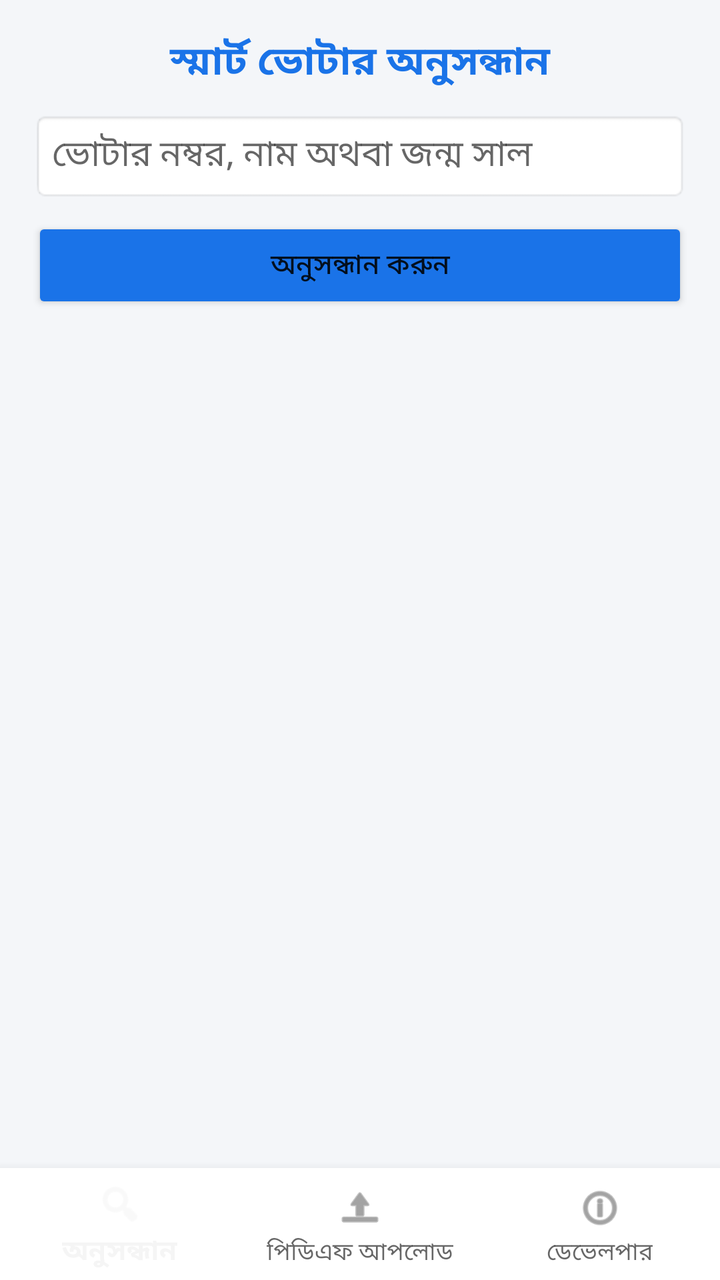
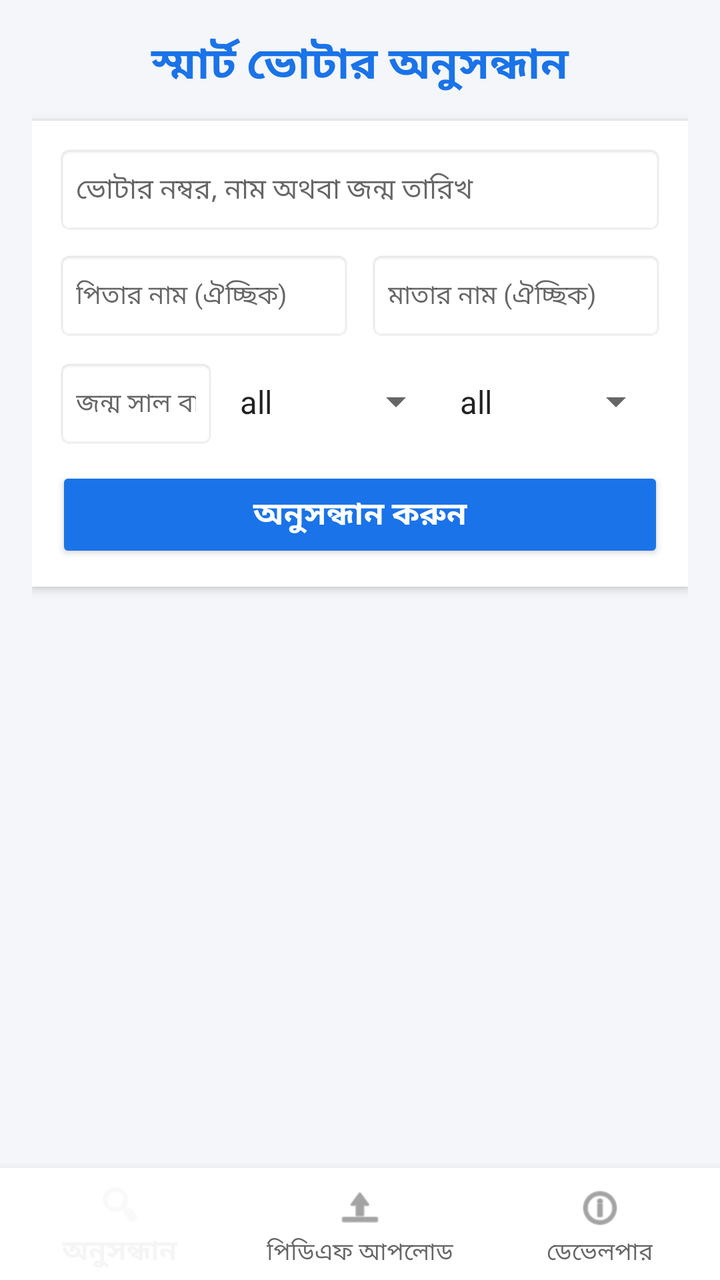

Compare the two renders of this Android layout. The source of the first and the diff that turns it into the second are given below.
<!-- AndroidManifest.xml: activity theme Theme.AppCompat.Light.NoActionBar -->
<!-- res/layout/activity_main.xml -->
<?xml version="1.0" encoding="utf-8"?>
<RelativeLayout xmlns:android="http://schemas.android.com/apk/res/android"
    xmlns:app="http://schemas.android.com/apk/res-auto"
    android:layout_width="match_parent"
    android:layout_height="match_parent"
    android:background="#F4F6F9">

    <FrameLayout
        android:id="@+id/pageContainer"
        android:layout_width="match_parent"
        android:layout_height="match_parent"
        android:layout_above="@+id/bottomNavigationView">

        <LinearLayout
            android:id="@+id/layoutSearch"
            android:layout_width="match_parent"
            android:layout_height="match_parent"
            android:orientation="vertical"
            android:padding="16dp">

            <TextView
                android:layout_width="match_parent"
                android:layout_height="wrap_content"
                android:gravity="center"
                android:text="স্মার্ট ভোটার অনুসন্ধান"
                android:textColor="#1A73E8"
                android:textSize="20sp"
                android:textStyle="bold" />

            <EditText
                android:id="@+id/etSearchQuery"
                android:layout_width="match_parent"
                android:layout_height="45dp"
                android:layout_marginTop="10dp"
                android:background="@android:drawable/editbox_background"
                android:hint="ভোটার নম্বর, নাম অথবা জন্ম সাল"
                android:padding="10dp" />

            <Button
                android:id="@+id/btnSearch"
                android:layout_width="match_parent"
                android:layout_height="48dp"
                android:layout_marginTop="8dp"
                android:backgroundTint="#1A73E8"
                android:text="অনুসন্ধান করুন" />

            <TextView
                android:id="@+id/tvTotalResults"
                android:layout_width="wrap_content"
                android:layout_height="wrap_content"
                android:layout_marginTop="8dp"
                android:textColor="#00897B"
                android:textStyle="bold" />

            <androidx.recyclerview.widget.RecyclerView
                android:id="@+id/recyclerView"
                android:layout_width="match_parent"
                android:layout_height="match_parent"
                android:layout_marginTop="8dp" />
        </LinearLayout>

        <LinearLayout
            android:id="@+id/layoutUpload"
            android:layout_width="match_parent"
            android:layout_height="match_parent"
            android:gravity="center"
            android:orientation="vertical"
            android:padding="24dp"
            android:visibility="gone">

            <TextView
                android:layout_width="wrap_content"
                android:layout_height="wrap_content"
                android:text="নতুন পিডিএফ আপলোড করুন"
                android:textColor="#333"
                android:textSize="18sp"
                android:textStyle="bold" />

            <TextView
                android:layout_width="wrap_content"
                android:layout_height="wrap_content"
                android:layout_marginTop="8dp"
                android:gravity="center"
                android:text="পিডিএফ আপলোড করলে আগের ডাটাবেস মুছে নতুন ফাইলটি ডাটাবেসে যুক্ত হবে।"
                android:textColor="#666" />

            <Button
                android:id="@+id/btnSelectPdf"
                android:layout_width="wrap_content"
                android:layout_height="wrap_content"
                android:layout_marginTop="20dp"
                android:backgroundTint="#28A745"
                android:text="পিডিএফ ফাইল সিলেক্ট করুন" />

            <ProgressBar
                android:id="@+id/uploadProgress"
                android:layout_width="40dp"
                android:layout_height="40dp"
                android:layout_marginTop="20dp"
                android:visibility="gone" />

            <TextView
                android:id="@+id/tvProgressText"
                android:layout_width="wrap_content"
                android:layout_height="wrap_content"
                android:layout_marginTop="10dp"
                android:text="প্রসেসিং হচ্ছে..."
                android:textColor="#1A73E8"
                android:textStyle="bold"
                android:visibility="gone" />
        </LinearLayout>

        <LinearLayout
            android:id="@+id/layoutDevInfo"
            android:layout_width="match_parent"
            android:layout_height="match_parent"
            android:gravity="center"
            android:orientation="vertical"
            android:padding="24dp"
            android:visibility="gone">

            <TextView
                android:layout_width="wrap_content"
                android:layout_height="wrap_content"
                android:text="Arifur Jaman"
                android:textColor="#1A73E8"
                android:textSize="24sp"
                android:textStyle="bold" />

            <TextView
                android:layout_width="wrap_content"
                android:layout_height="wrap_content"
                android:text="Lead Developer &amp; Cybersecurity Enthusiast"
                android:textColor="#555" />

            <Button
                android:id="@+id/btnTelegram"
                android:layout_width="220dp"
                android:layout_height="45dp"
                android:layout_marginTop="20dp"
                android:backgroundTint="#0088cc"
                android:text="Telegram Group" />

            <Button
                android:id="@+id/btnDiscord"
                android:layout_width="220dp"
                android:layout_height="45dp"
                android:layout_marginTop="6dp"
                android:backgroundTint="#5865F2"
                android:text="Discord" />

            <Button
                android:id="@+id/btnGithub"
                android:layout_width="220dp"
                android:layout_height="45dp"
                android:layout_marginTop="6dp"
                android:backgroundTint="#333333"
                android:text="GitHub" />

            <Button
                android:id="@+id/btnFb"
                android:layout_width="220dp"
                android:layout_height="45dp"
                android:layout_marginTop="6dp"
                android:backgroundTint="#1877F2"
                android:text="Facebook" />

            <Button
                android:id="@+id/btnWhatsapp"
                android:layout_width="220dp"
                android:layout_height="45dp"
                android:layout_marginTop="6dp"
                android:backgroundTint="#25D366"
                android:text="WhatsApp" />
        </LinearLayout>
    </FrameLayout>

    <com.google.android.material.bottomnavigation.BottomNavigationView
        android:id="@+id/bottomNavigationView"
        android:layout_width="match_parent"
        android:layout_height="wrap_content"
        android:layout_alignParentBottom="true"
        android:background="@android:color/white"
        app:menu="@menu/bottom_menu" />

</RelativeLayout>
<!-- resources referenced by this layout -->
<resources>

</resources>

<!-- the commit's change to res/layout/activity_main.xml (unified diff, before → after) -->
@@ -21,42 +21,119 @@
             <TextView
                 android:layout_width="match_parent"
                 android:layout_height="wrap_content"
+                android:layout_marginBottom="12dp"
                 android:gravity="center"
                 android:text="স্মার্ট ভোটার অনুসন্ধান"
                 android:textColor="#1A73E8"
-                android:textSize="20sp"
-                android:textStyle="bold" />
-
-            <EditText
-                android:id="@+id/etSearchQuery"
+                android:textSize="22sp"
+                android:textStyle="bold" />
+
+            <LinearLayout
                 android:layout_width="match_parent"
-                android:layout_height="45dp"
-                android:layout_marginTop="10dp"
-                android:background="@android:drawable/editbox_background"
-                android:hint="ভোটার নম্বর, নাম অথবা জন্ম সাল"
-                android:padding="10dp" />
-
-            <Button
-                android:id="@+id/btnSearch"
-                android:layout_width="match_parent"
-                android:layout_height="48dp"
-                android:layout_marginTop="8dp"
-                android:backgroundTint="#1A73E8"
-                android:text="অনুসন্ধান করুন" />
+                android:layout_height="wrap_content"
+                android:background="@android:color/white"
+                android:elevation="3dp"
+                android:orientation="vertical"
+                android:padding="12dp">
+
+                <EditText
+                    android:id="@+id/etSearchQuery"
+                    android:layout_width="match_parent"
+                    android:layout_height="45dp"
+                    android:layout_marginBottom="8dp"
+                    android:background="@android:drawable/editbox_background"
+                    android:hint="ভোটার নম্বর, নাম অথবা জন্ম তারিখ"
+                    android:padding="10dp"
+                    android:textSize="14sp" />
+
+                <LinearLayout
+                    android:layout_width="match_parent"
+                    android:layout_height="wrap_content"
+                    android:layout_marginBottom="8dp"
+                    android:orientation="horizontal">
+
+                    <EditText
+                        android:id="@+id/etFatherName"
+                        android:layout_width="0dp"
+                        android:layout_height="45dp"
+                        android:layout_marginEnd="4dp"
+                        android:layout_weight="1"
+                        android:background="@android:drawable/editbox_background"
+                        android:hint="পিতার নাম (ঐচ্ছিক)"
+                        android:padding="10dp"
+                        android:textSize="13sp" />
+
+                    <EditText
+                        android:id="@+id/etMotherName"
+                        android:layout_width="0dp"
+                        android:layout_height="45dp"
+                        android:layout_marginStart="4dp"
+                        android:layout_weight="1"
+                        android:background="@android:drawable/editbox_background"
+                        android:hint="মাতার নাম (ঐচ্ছিক)"
+                        android:padding="10dp"
+                        android:textSize="13sp" />
+                </LinearLayout>
+
+                <LinearLayout
+                    android:layout_width="match_parent"
+                    android:layout_height="wrap_content"
+                    android:layout_marginBottom="10dp"
+                    android:orientation="horizontal">
+
+                    <EditText
+                        android:id="@+id/etAge"
+                        android:layout_width="0dp"
+                        android:layout_height="45dp"
+                        android:layout_marginEnd="4dp"
+                        android:layout_weight="0.8"
+                        android:background="@android:drawable/editbox_background"
+                        android:hint="জন্ম সাল বা তারিখ (যেমন: ১৯৯৫)"
+                        android:inputType="text"
+                        android:padding="10dp"
+                        android:textSize="13sp" />
+
+                    <Spinner
+                        android:id="@+id/spinnerWard"
+                        android:layout_width="0dp"
+                        android:layout_height="45dp"
+                        android:layout_weight="1.1"
+                        android:entries="@array/ward_options" />
+
+                    <Spinner
+                        android:id="@+id/spinnerGender"
+                        android:layout_width="0dp"
+                        android:layout_height="45dp"
+                        android:layout_weight="1.1"
+                        android:entries="@array/gender_options" />
+                </LinearLayout>
+
+                <Button
+                    android:id="@+id/btnSearch"
+                    android:layout_width="match_parent"
+                    android:layout_height="48dp"
+                    android:backgroundTint="#1A73E8"
+                    android:text="অনুসন্ধান করুন"
+                    android:textColor="@android:color/white"
+                    android:textSize="16sp"
+                    android:textStyle="bold" />
+            </LinearLayout>
 
             <TextView
                 android:id="@+id/tvTotalResults"
                 android:layout_width="wrap_content"
                 android:layout_height="wrap_content"
-                android:layout_marginTop="8dp"
+                android:layout_marginTop="12dp"
+                android:layout_marginBottom="6dp"
                 android:textColor="#00897B"
+                android:textSize="14sp"
                 android:textStyle="bold" />
 
             <androidx.recyclerview.widget.RecyclerView
                 android:id="@+id/recyclerView"
                 android:layout_width="match_parent"
-                android:layout_height="match_parent"
-                android:layout_marginTop="8dp" />
+                android:layout_height="0dp"
+                android:layout_weight="1" />
         </LinearLayout>
 
         <LinearLayout
<!-- resource entries referenced after the edit -->
@@ -1,5 +1,11 @@
 <!-- resources referenced by this layout -->
 <resources>
-
+  <string-array name="gender_options">
+          <item>all</item><item>male</item><item>female</item>
+      </string-array>
+  <string-array name="ward_options">
+          <item>all</item><item>1</item><item>2</item><item>3</item><item>4</item>
+          <item>5</item><item>6</item><item>7</item><item>8</item><item>9</item>
+      </string-array>
 </resources>
 
